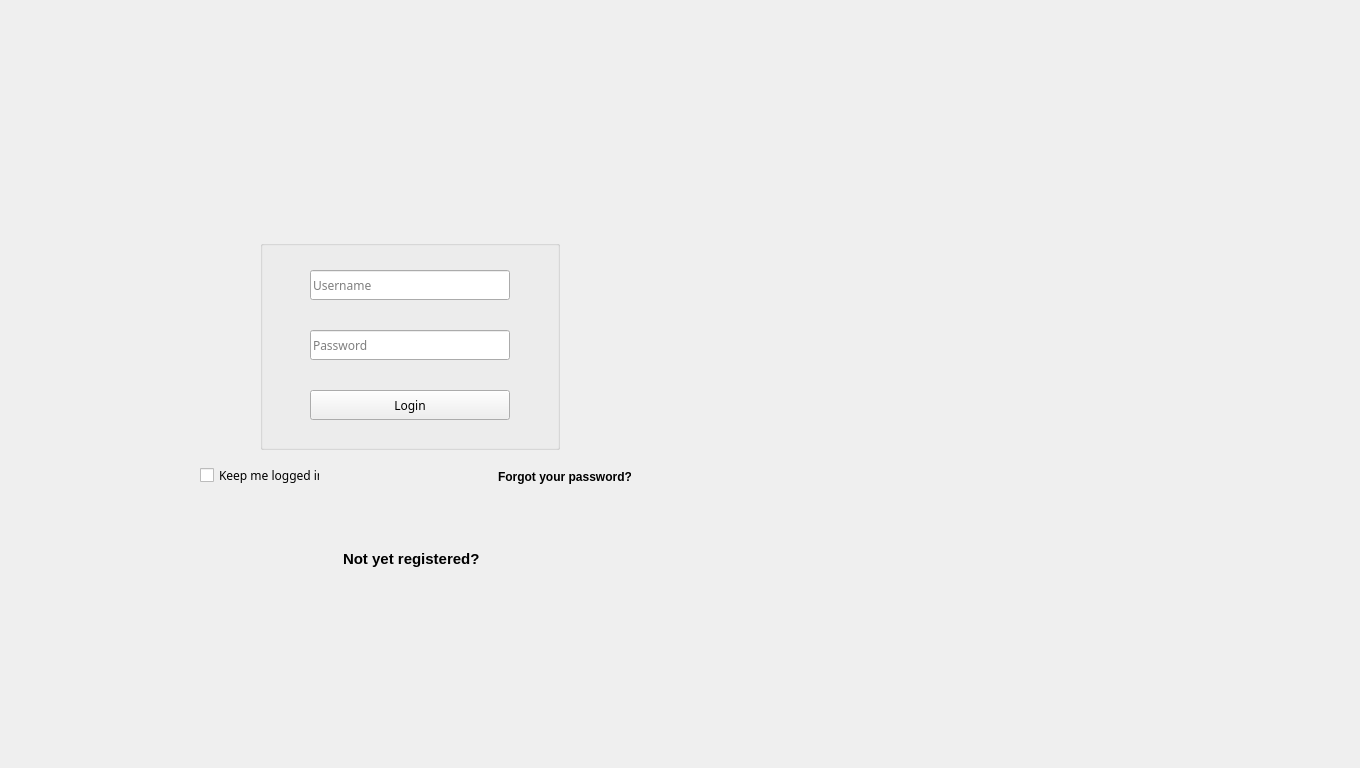
Above: 3_Solution/CleverClient/startup.ui from georgecpp/CleverPocket before the change. Below: the same form after it.
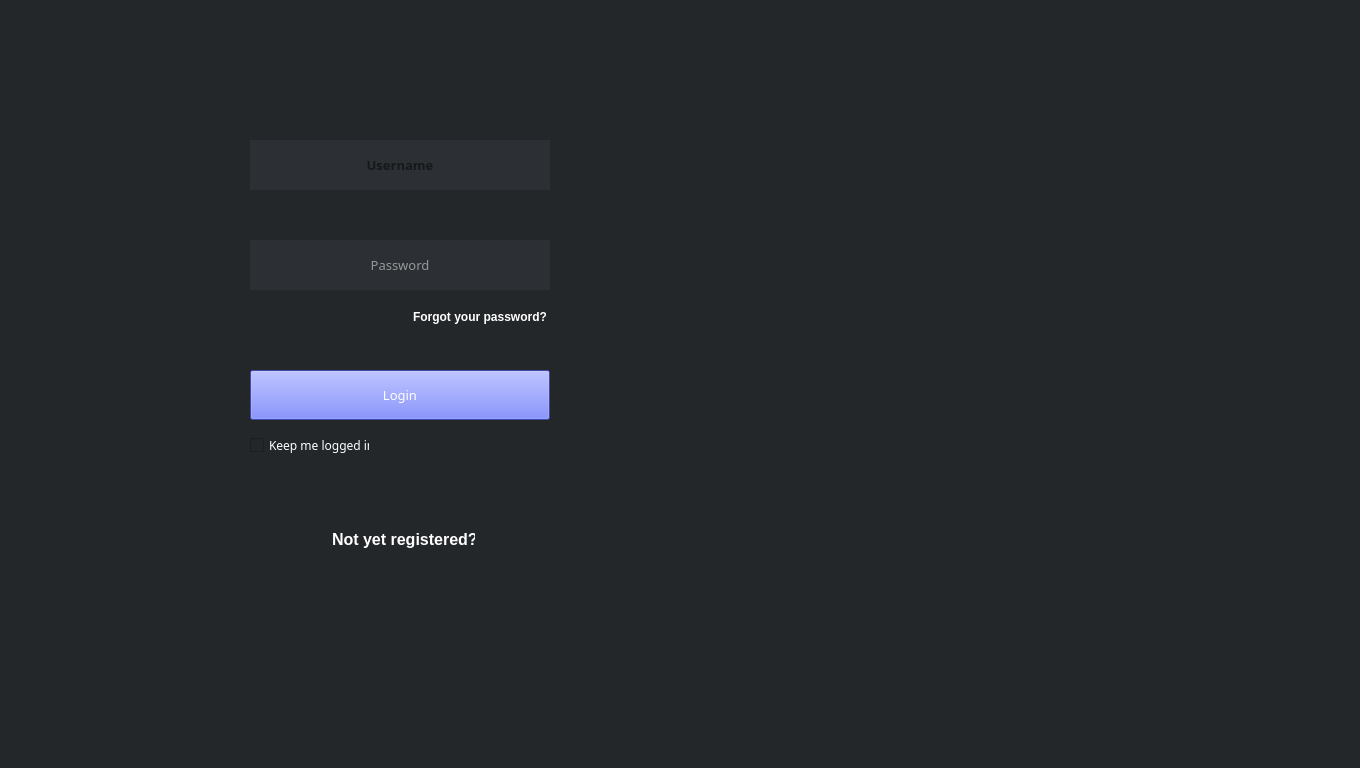
That is the form after the change. The open tabs and pages were chosen to show the change. Icons and pictures are not drawn.

What changed in the file:
```diff
--- a/3_Solution/CleverClient/startup.ui
+++ b/3_Solution/CleverClient/startup.ui
@@ -22,6 +22,13 @@
     <height>0</height>
    </size>
   </property>
+  <property name="font">
+   <font>
+    <family>Whitney</family>
+    <weight>75</weight>
+    <bold>true</bold>
+   </font>
+  </property>
   <property name="windowTitle">
    <string>CleverPocket</string>
   </property>
@@ -37,7 +44,7 @@
    <widget class="QStackedWidget" name="stackedWidget">
     <property name="geometry">
      <rect>
-      <x>10</x>
+      <x>0</x>
       <y>0</y>
       <width>1360</width>
       <height>768</height>
@@ -49,7 +56,9 @@
      </font>
     </property>
     <property name="styleSheet">
-     <string notr="true"/>
+     <string notr="true">background-color:rgb(35, 39, 42);
+
+</string>
     </property>
     <property name="lineWidth">
      <number>0</number>
@@ -61,10 +70,10 @@
      <widget class="QGroupBox" name="loginGroupBox">
       <property name="geometry">
        <rect>
-        <x>250</x>
-        <y>240</y>
-        <width>300</width>
-        <height>210</height>
+        <x>200</x>
+        <y>80</y>
+        <width>400</width>
+        <height>400</height>
        </rect>
       </property>
       <property name="font">
@@ -76,7 +85,9 @@
        <bool>false</bool>
       </property>
       <property name="styleSheet">
-       <string notr="true"/>
+       <string notr="true">QGroupBox{
+background-color:rgb(35, 39, 42);
+border:none;}</string>
       </property>
       <property name="title">
        <string/>
@@ -85,13 +96,28 @@
        <property name="geometry">
         <rect>
          <x>50</x>
-         <y>30</y>
-         <width>200</width>
-         <height>30</height>
+         <y>60</y>
+         <width>300</width>
+         <height>50</height>
         </rect>
        </property>
+       <property name="font">
+        <font>
+         <family>Whitney</family>
+         <pointsize>10</pointsize>
+         <weight>75</weight>
+         <bold>true</bold>
+        </font>
+       </property>
        <property name="styleSheet">
-        <string notr="true"/>
+        <string notr="true">QLineEdit[text]{
+color: white;}
+QLineEdit{
+background-color: rgb(44, 47, 51);
+border:none;}</string>
+       </property>
+       <property name="alignment">
+        <set>Qt::AlignCenter</set>
        </property>
        <property name="placeholderText">
         <string>Username</string>
@@ -101,13 +127,222 @@
        <property name="geometry">
         <rect>
          <x>50</x>
-         <y>90</y>
-         <width>200</width>
-         <height>30</height>
+         <y>160</y>
+         <width>300</width>
+         <height>50</height>
         </rect>
        </property>
+       <property name="palette">
+        <palette>
+         <active>
+          <colorrole role="WindowText">
+           <brush brushstyle="SolidPattern">
+            <color alpha="255">
+             <red>255</red>
+             <green>255</green>
+             <blue>255</blue>
+            </color>
+           </brush>
+          </colorrole>
+          <colorrole role="Button">
+           <brush brushstyle="SolidPattern">
+            <color alpha="255">
+             <red>44</red>
+             <green>47</green>
+             <blue>51</blue>
+            </color>
+           </brush>
+          </colorrole>
+          <colorrole role="Text">
+           <brush brushstyle="SolidPattern">
+            <color alpha="255">
+             <red>255</red>
+             <green>255</green>
+             <blue>255</blue>
+            </color>
+           </brush>
+          </colorrole>
+          <colorrole role="ButtonText">
+           <brush brushstyle="SolidPattern">
+            <color alpha="255">
+             <red>255</red>
+             <green>255</green>
+             <blue>255</blue>
+            </color>
+           </brush>
+          </colorrole>
+          <colorrole role="Base">
+           <brush brushstyle="SolidPattern">
+            <color alpha="255">
+             <red>44</red>
+             <green>47</green>
+             <blue>51</blue>
+            </color>
+           </brush>
+          </colorrole>
+          <colorrole role="Window">
+           <brush brushstyle="SolidPattern">
+            <color alpha="255">
+             <red>44</red>
+             <green>47</green>
+             <blue>51</blue>
+            </color>
+           </brush>
+          </colorrole>
+          <colorrole role="PlaceholderText">
+           <brush brushstyle="NoBrush">
+            <color alpha="128">
+             <red>255</red>
+             <green>255</green>
+             <blue>255</blue>
+            </color>
+           </brush>
+          </colorrole>
+         </active>
+         <inactive>
+          <colorrole role="WindowText">
+           <brush brushstyle="SolidPattern">
+            <color alpha="255">
+             <red>255</red>
+             <green>255</green>
+             <blue>255</blue>
+            </color>
+           </brush>
+          </colorrole>
+          <colorrole role="Button">
+           <brush brushstyle="SolidPattern">
+            <color alpha="255">
+             <red>44</red>
+             <green>47</green>
+             <blue>51</blue>
+            </color>
+           </brush>
+          </colorrole>
+          <colorrole role="Text">
+           <brush brushstyle="SolidPattern">
+            <color alpha="255">
+             <red>255</red>
+             <green>255</green>
+             <blue>255</blue>
+            </color>
+           </brush>
+          </colorrole>
+          <colorrole role="ButtonText">
+           <brush brushstyle="SolidPattern">
+            <color alpha="255">
+             <red>255</red>
+             <green>255</green>
+             <blue>255</blue>
+            </color>
+           </brush>
+          </colorrole>
+          <colorrole role="Base">
+           <brush brushstyle="SolidPattern">
+            <color alpha="255">
+             <red>44</red>
+             <green>47</green>
+             <blue>51</blue>
+            </color>
+           </brush>
+          </colorrole>
+          <colorrole role="Window">
+           <brush brushstyle="SolidPattern">
+            <color alpha="255">
+             <red>44</red>
+             <green>47</green>
+             <blue>51</blue>
+            </color>
+           </brush>
+          </colorrole>
+          <colorrole role="PlaceholderText">
+           <brush brushstyle="NoBrush">
+            <color alpha="128">
+             <red>255</red>
+             <green>255</green>
+             <blue>255</blue>
+            </color>
+           </brush>
+          </colorrole>
+         </inactive>
+         <disabled>
+          <colorrole role="WindowText">
+           <brush brushstyle="SolidPattern">
+            <color alpha="255">
+             <red>255</red>
+             <green>255</green>
+             <blue>255</blue>
+            </color>
+           </brush>
+          </colorrole>
+          <colorrole role="Button">
+           <brush brushstyle="SolidPattern">
+            <color alpha="255">
+             <red>44</red>
+             <green>47</green>
+             <blue>51</blue>
+            </color>
+           </brush>
+          </colorrole>
+          <colorrole role="Text">
+           <brush brushstyle="SolidPattern">
+            <color alpha="255">
+             <red>255</red>
+             <green>255</green>
+             <blue>255</blue>
+            </color>
+           </brush>
+          </colorrole>
+          <colorrole role="ButtonText">
+           <brush brushstyle="SolidPattern">
+            <color alpha="255">
+             <red>255</red>
+             <green>255</green>
+             <blue>255</blue>
+            </color>
+           </brush>
+          </colorrole>
+          <colorrole role="Base">
+           <brush brushstyle="SolidPattern">
+            <color alpha="255">
+             <red>44</red>
+             <green>47</green>
+             <blue>51</blue>
+            </color>
+           </brush>
+          </colorrole>
+          <colorrole role="Window">
+           <brush brushstyle="SolidPattern">
+            <color alpha="255">
+             <red>44</red>
+             <green>47</green>
+             <blue>51</blue>
+            </color>
+           </brush>
+          </colorrole>
+          <colorrole role="PlaceholderText">
+           <brush brushstyle="NoBrush">
+            <color alpha="128">
+             <red>255</red>
+             <green>255</green>
+             <blue>255</blue>
+            </color>
+           </brush>
+          </colorrole>
+         </disabled>
+        </palette>
+       </property>
+       <property name="font">
+        <font>
+         <family>Whitney</family>
+         <pointsize>10</pointsize>
+        </font>
+       </property>
        <property name="styleSheet">
-        <string notr="true"/>
+        <string notr="true">QLineEdit[text]{
+color: white;}
+QLineEdit{
+background-color: rgb(44, 47, 51);
+border:none;}</string>
        </property>
        <property name="text">
         <string/>
@@ -115,6 +350,9 @@
        <property name="echoMode">
         <enum>QLineEdit::Password</enum>
        </property>
+       <property name="alignment">
+        <set>Qt::AlignCenter</set>
+       </property>
        <property name="dragEnabled">
         <bool>false</bool>
        </property>
@@ -126,64 +364,297 @@
        <property name="geometry">
         <rect>
          <x>50</x>
-         <y>150</y>
-         <width>200</width>
-         <height>30</height>
+         <y>290</y>
+         <width>300</width>
+         <height>50</height>
         </rect>
        </property>
+       <property name="palette">
+        <palette>
+         <active>
+          <colorrole role="WindowText">
+           <brush brushstyle="SolidPattern">
+            <color alpha="255">
+             <red>255</red>
+             <green>255</green>
+             <blue>255</blue>
+            </color>
+           </brush>
+          </colorrole>
+          <colorrole role="Button">
+           <brush brushstyle="SolidPattern">
+            <color alpha="255">
+             <red>88</red>
+             <green>101</green>
+             <blue>242</blue>
+            </color>
+           </brush>
+          </colorrole>
+          <colorrole role="Text">
+           <brush brushstyle="SolidPattern">
+            <color alpha="255">
+             <red>255</red>
+             <green>255</green>
+             <blue>255</blue>
+            </color>
+           </brush>
+          </colorrole>
+          <colorrole role="ButtonText">
+           <brush brushstyle="SolidPattern">
+            <color alpha="255">
+             <red>255</red>
+             <green>255</green>
+             <blue>255</blue>
+            </color>
+           </brush>
+          </colorrole>
+          <colorrole role="Base">
+           <brush brushstyle="SolidPattern">
+            <color alpha="255">
+             <red>88</red>
+             <green>101</green>
+             <blue>242</blue>
+            </color>
+           </brush>
+          </colorrole>
+          <colorrole role="Window">
+           <brush brushstyle="SolidPattern">
+            <color alpha="255">
+             <red>88</red>
+             <green>101</green>
+             <blue>242</blue>
+            </color>
+           </brush>
+          </colorrole>
+          <colorrole role="PlaceholderText">
+           <brush brushstyle="NoBrush">
+            <color alpha="128">
+             <red>255</red>
+             <green>255</green>
+             <blue>255</blue>
+            </color>
+           </brush>
+          </colorrole>
+         </active>
+         <inactive>
+          <colorrole role="WindowText">
+           <brush brushstyle="SolidPattern">
+            <color alpha="255">
+             <red>255</red>
+             <green>255</green>
+             <blue>255</blue>
+            </color>
+           </brush>
+          </colorrole>
+          <colorrole role="Button">
+           <brush brushstyle="SolidPattern">
+            <color alpha="255">
+             <red>88</red>
+             <green>101</green>
+             <blue>242</blue>
+            </color>
+           </brush>
+          </colorrole>
+          <colorrole role="Text">
+           <brush brushstyle="SolidPattern">
+            <color alpha="255">
+             <red>255</red>
+             <green>255</green>
+             <blue>255</blue>
+            </color>
+           </brush>
+          </colorrole>
+          <colorrole role="ButtonText">
+           <brush brushstyle="SolidPattern">
+            <color alpha="255">
+             <red>255</red>
+             <green>255</green>
+             <blue>255</blue>
+            </color>
+           </brush>
+          </colorrole>
+          <colorrole role="Base">
+           <brush brushstyle="SolidPattern">
+            <color alpha="255">
+             <red>88</red>
+             <green>101</green>
+             <blue>242</blue>
+            </color>
+           </brush>
+          </colorrole>
+          <colorrole role="Window">
+           <brush brushstyle="SolidPattern">
+            <color alpha="255">
+             <red>88</red>
+             <green>101</green>
+             <blue>242</blue>
+            </color>
+           </brush>
+          </colorrole>
+          <colorrole role="PlaceholderText">
+           <brush brushstyle="NoBrush">
+            <color alpha="128">
+             <red>255</red>
+             <green>255</green>
+             <blue>255</blue>
+            </color>
+           </brush>
+          </colorrole>
+         </inactive>
+         <disabled>
+          <colorrole role="WindowText">
+           <brush brushstyle="SolidPattern">
+            <color alpha="255">
+             <red>255</red>
+             <green>255</green>
+             <blue>255</blue>
+            </color>
+           </brush>
+          </colorrole>
+          <colorrole role="Button">
+           <brush brushstyle="SolidPattern">
+            <color alpha="255">
+             <red>88</red>
+             <green>101</green>
+             <blue>242</blue>
+            </color>
+           </brush>
+          </colorrole>
+          <colorrole role="Text">
+           <brush brushstyle="SolidPattern">
+            <color alpha="255">
+             <red>255</red>
+             <green>255</green>
+             <blue>255</blue>
+            </color>
+           </brush>
+          </colorrole>
+          <colorrole role="ButtonText">
+           <brush brushstyle="SolidPattern">
+            <color alpha="255">
+             <red>255</red>
+             <green>255</green>
+             <blue>255</blue>
+            </color>
+           </brush>
+          </colorrole>
+          <colorrole role="Base">
+           <brush brushstyle="SolidPattern">
+            <color alpha="255">
+             <red>88</red>
+             <green>101</green>
+             <blue>242</blue>
+            </color>
+           </brush>
+          </colorrole>
+          <colorrole role="Window">
+           <brush brushstyle="SolidPattern">
+            <color alpha="255">
+             <red>88</red>
+             <green>101</green>
+             <blue>242</blue>
+            </color>
+           </brush>
+          </colorrole>
+          <colorrole role="PlaceholderText">
+           <brush brushstyle="NoBrush">
+            <color alpha="128">
+             <red>255</red>
+             <green>255</green>
+             <blue>255</blue>
+            </color>
+           </brush>
+          </colorrole>
+         </disabled>
+        </palette>
+       </property>
+       <property name="font">
+        <font>
+         <family>Whitney</family>
+         <pointsize>10</pointsize>
+        </font>
+       </property>
+       <property name="styleSheet">
+        <string notr="true">
+QPushButton {
+     background-color: rgb(88, 101, 242);
+ }
+ QPushButton#pushButton:pressed {
+   	background-color: rgb(88, 157, 242); 
+ }
+ QPushButton#pushButton:hover {
+     
+	background-color: rgb(88, 157, 242);
+ }
+ QPushButton[text] {
+    color:white;
+ }</string>
+       </property>
        <property name="text">
         <string>Login</string>
        </property>
       </widget>
-     </widget>
-     <widget class="QCheckBox" name="keeploggedCheckBox">
-      <property name="geometry">
-       <rect>
-        <x>190</x>
-        <y>460</y>
-        <width>120</width>
-        <height>30</height>
-       </rect>
-      </property>
-      <property name="font">
-       <font>
-        <family>Rockwell</family>
-       </font>
-      </property>
-      <property name="text">
-       <string>Keep me logged in</string>
-      </property>
-     </widget>
-     <widget class="QCommandLinkButton" name="forgotPasswordLinkButton">
-      <property name="geometry">
-       <rect>
-        <x>475</x>
-        <y>460</y>
-        <width>150</width>
-        <height>31</height>
-       </rect>
-      </property>
-      <property name="font">
-       <font>
-        <family>Segoe UI</family>
-        <pointsize>9</pointsize>
-       </font>
-      </property>
-      <property name="text">
-       <string>Forgot your password?</string>
-      </property>
-      <property name="iconSize">
-       <size>
-        <width>0</width>
-        <height>0</height>
-       </size>
-      </property>
+      <widget class="QCheckBox" name="keeploggedCheckBox">
+       <property name="geometry">
+        <rect>
+         <x>50</x>
+         <y>350</y>
+         <width>120</width>
+         <height>30</height>
+        </rect>
+       </property>
+       <property name="font">
+        <font>
+         <family>Whitney</family>
+         <pointsize>9</pointsize>
+        </font>
+       </property>
+       <property name="styleSheet">
+        <string notr="true">color:white;</string>
+       </property>
+       <property name="text">
+        <string>Keep me logged in</string>
+       </property>
+      </widget>
+      <widget class="QCommandLinkButton" name="forgotPasswordLinkButton">
+       <property name="geometry">
+        <rect>
+         <x>200</x>
+         <y>220</y>
+         <width>150</width>
+         <height>31</height>
+        </rect>
+       </property>
+       <property name="font">
+        <font>
+         <family>Segoe UI</family>
+         <pointsize>9</pointsize>
+         <underline>false</underline>
+         <strikeout>false</strikeout>
+        </font>
+       </property>
+       <property name="styleSheet">
+        <string notr="true">
+color: white;
+border:none;
+</string>
+       </property>
+       <property name="text">
+        <string>Forgot your password?</string>
+       </property>
+       <property name="iconSize">
+        <size>
+         <width>0</width>
+         <height>0</height>
+        </size>
+       </property>
+      </widget>
      </widget>
      <widget class="QCommandLinkButton" name="registerLinkButton">
       <property name="geometry">
        <rect>
-        <x>320</x>
-        <y>540</y>
+        <x>319</x>
+        <y>520</y>
         <width>160</width>
         <height>40</height>
        </rect>
@@ -191,9 +662,13 @@
       <property name="font">
        <font>
         <family>Segoe UI</family>
-        <pointsize>11</pointsize>
+        <pointsize>12</pointsize>
        </font>
       </property>
+      <property name="styleSheet">
+       <string notr="true">border:none;
+color:white;</string>
+      </property>
       <property name="text">
        <string>Not yet registered?</string>
       </property>
@@ -204,25 +679,6 @@
        </size>
       </property>
      </widget>
-     <widget class="QLabel" name="logoImageLabel">
-      <property name="geometry">
-       <rect>
-        <x>250</x>
-        <y>30</y>
-        <width>301</width>
-        <height>201</height>
-       </rect>
-      </property>
-      <property name="text">
-       <string/>
-      </property>
-      <property name="pixmap">
-       <pixmap>exemplulogo.png</pixmap>
-      </property>
-      <property name="scaledContents">
-       <bool>true</bool>
-      </property>
-     </widget>
     </widget>
     <widget class="QWidget" name="registerPage">
      <widget class="QGroupBox" name="registerGroupBox">
```
Left out of the diff: 616 changed lines with no effect on the pictures.
